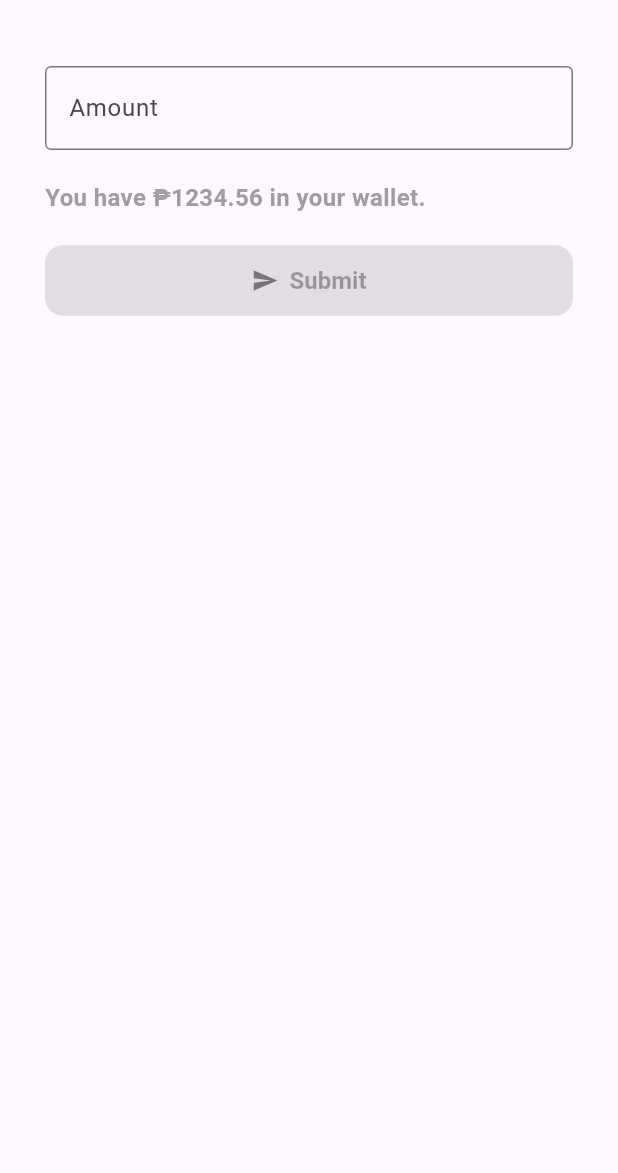
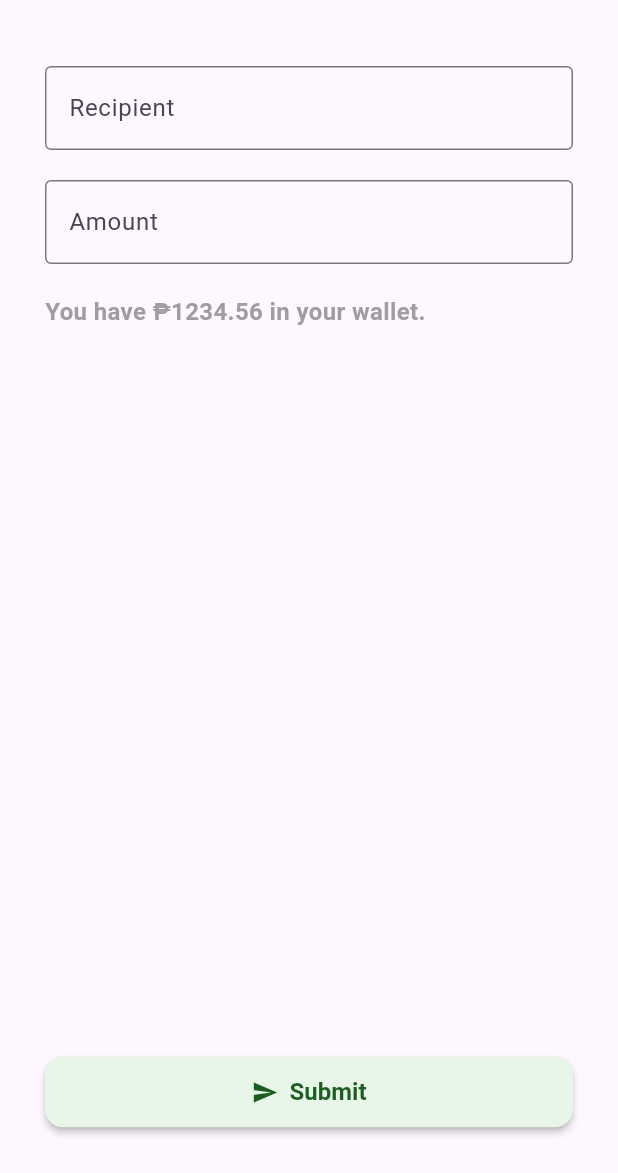
Before and after one commit to repolyo/sendmoney, a Flutter app: the SendMoneyScreen screen opened by its route, on a phone screen of 412 x 824 dp, the part 63-1236 px from its top. Run offline on Flutter 3.47's test engine with Material 3 defaults, Android fonts, the phone set to English and light mode, and no system bars; our stand-ins replace flutter_bloc.

Commit message:
feat: add description support to transaction records
- Modified sendMoney and receiveMoney methods to record description
- Enforced validation to require a non-empty description during transaction

```diff
--- a/lib/blocs/wallet_cubit.dart
+++ b/lib/blocs/wallet_cubit.dart
@@ -33,7 +33,7 @@ class WalletState {
 class WalletCubit extends Cubit<WalletState> {
   WalletCubit() : super(WalletState());
 
-  void sendMoney(final double amount) {
+  void sendMoney(final String description, final double amount) {
     if (amount <= 0) {
       emit(state.copyWith(error: 'Amount must be > 0'));
     } else if (amount > state.balance) {
@@ -42,7 +42,7 @@ class WalletCubit extends Cubit<WalletState> {
       final newBalance = state.balance - amount;
       final newList = [
         Transaction(
-          note: 'Send Money',
+          note: description,
           amount: amount,
           balance: newBalance,
           createdAt: DateTime.now(),
--- a/lib/screens/send_screen.dart
+++ b/lib/screens/send_screen.dart
@@ -15,14 +15,29 @@ class SendMoneyScreen extends StatefulWidget {
 }
 
 class _SendMoneyScreenState extends State<SendMoneyScreen> {
+  final TextEditingController _receiverController = TextEditingController();
   final TextEditingController _amountController = TextEditingController();
   bool _isAmountValid = false;
   String? _errorText;
+  String? _receiverError;
 
   @override
   void initState() {
     super.initState();
+    _receiverController.addListener(_validateRecipient);
     _amountController.addListener(_validateAmount);
+  }
+
+  void _validateRecipient() {
+    String? error;
+    final value = _receiverController.text.trim();
+    if (value.isEmpty) {
+      error = 'Recipient name is required';
+    }
+
+    setState(() {
+      _receiverError = error;
+    });
   }
 
   void _validateAmount() {
@@ -66,6 +81,16 @@ class _SendMoneyScreenState extends State<SendMoneyScreen> {
             child: Column(
               crossAxisAlignment: CrossAxisAlignment.start,
               children: [
+                TextFormField(
+                  controller: _receiverController,
+                  decoration: InputDecoration(
+                    labelText: 'Recipient',
+                    border: OutlineInputBorder(),
+                    hintText: 'Enter recipient name or message',
+                    errorText: _receiverError,
+                  ),
+                ),
+                const SizedBox(height: 20),
                 TextField(
                   controller: _amountController,
                   decoration: InputDecoration(
@@ -86,16 +111,22 @@ class _SendMoneyScreenState extends State<SendMoneyScreen> {
                     color: Colors.grey,
                   ),
                 ),
+                Spacer(),
                 const SizedBox(height: 20),
                 SizedBox(
                   width: double.infinity,
                   child: AppButton(
                     label: 'Submit',
                     icon: Icons.send,
-                    disabled: !_isAmountValid,
+                    disabled:
+                        _errorText?.isNotEmpty == true ||
+                        _receiverError?.isNotEmpty == true,
                     onPressed: () {
                       final val = double.tryParse(_amountController.text) ?? 0;
-                      context.read<WalletCubit>().sendMoney(val);
+                      context.read<WalletCubit>().sendMoney(
+                        _receiverController.text,
+                        val,
+                      );
                     },
                   ),
                 ),
```
